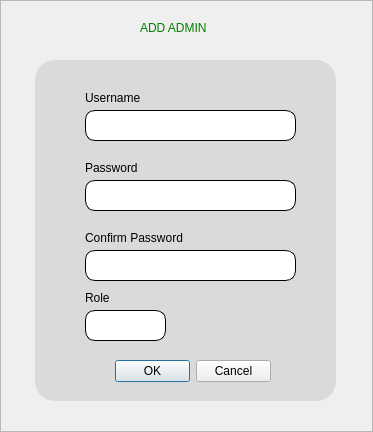
Before: the Qt Designer form ui/addAdmin.ui in HimoJCode/Automated-Attendance-Tracking, drawn with Qt 5.
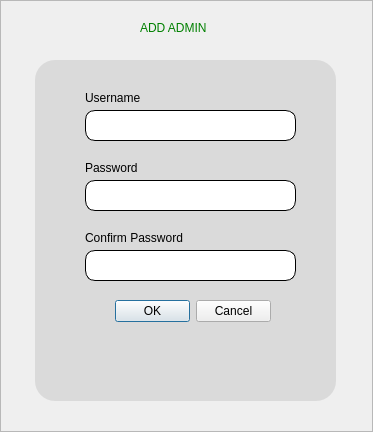
After: the same form once the commit is applied. Icons and pictures are not drawn.

Commit message: still working in the superadmin UI and functionality (almost done) :<>

Diff of the .ui file:
```diff
--- a/ui/addAdmin.ui
+++ b/ui/addAdmin.ui
@@ -141,7 +141,7 @@
        <property name="geometry">
         <rect>
          <x>80</x>
-         <y>300</y>
+         <y>240</y>
          <width>156</width>
          <height>23</height>
         </rect>
@@ -173,75 +173,6 @@
         <string>Confirm Password</string>
        </property>
       </widget>
-      <widget class="QComboBox" name="roleComboBox">
-       <property name="geometry">
-        <rect>
-         <x>50</x>
-         <y>250</y>
-         <width>81</width>
-         <height>31</height>
-        </rect>
-       </property>
-       <property name="layoutDirection">
-        <enum>Qt::LeftToRight</enum>
-       </property>
-       <property name="styleSheet">
-        <string notr="true">QComboBox {
-    background: #ffffff;	
-	border: 1px solid black;
-    border-radius: 10px;
-    padding: 5px;
-    font: 63 11pt &quot;Segoe UI Semibold&quot;;
-}
-
-/* Drop-down list styling */
-QComboBox QAbstractItemView {
-    background-color: #ffffff;
-    selection-background-color: #0078d7;
-    selection-color: #ffffff;
-}
-
-QComboBox::drop-down {
-    subcontrol-origin: padding;
-    subcontrol-position: top right;
-    width: 15px;
-	height: 15px;
-	padding-right: 5px;
-	padding-top: 8px;
-	background: transparent;
-}
-
-QComboBox::drop-down {
-	image: url(:/resources/down-arrow (2).png);
-    width: 12px;
-	height: 12px
-}
-
-</string>
-       </property>
-       <property name="iconSize">
-        <size>
-         <width>50</width>
-         <height>50</height>
-        </size>
-       </property>
-       <property name="frame">
-        <bool>false</bool>
-       </property>
-      </widget>
-      <widget class="QLabel" name="lastNmae_label_3">
-       <property name="geometry">
-        <rect>
-         <x>50</x>
-         <y>230</y>
-         <width>41</width>
-         <height>16</height>
-        </rect>
-       </property>
-       <property name="text">
-        <string>Role</string>
-       </property>
-      </widget>
      </widget>
     </widget>
    </item>
```
Left out of the diff: 6 changed lines with no effect on the pictures. The commit also changes 5 other files.
